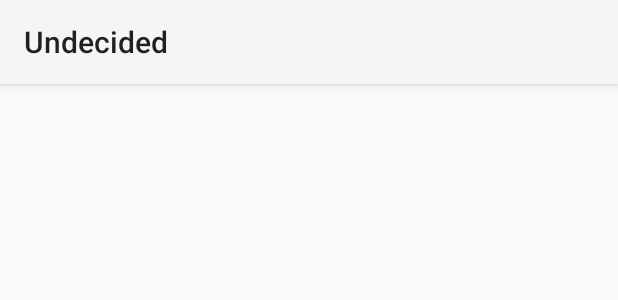
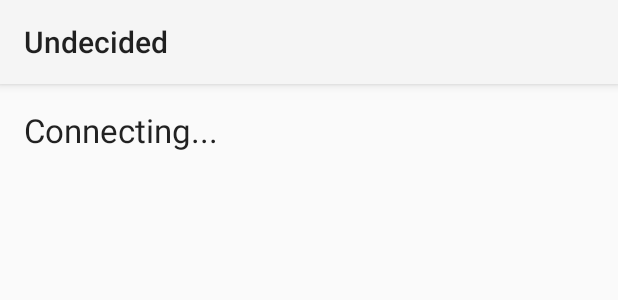
Before and after one commit to TheExerosisGaming/SpartanGame, an Android app: the layout activity_game.xml on its own in the app's theme, with its tools: preview values and no code run, on a phone screen of 412 x 824 dp. Shown: the top 300 px of the screen. Run offline under Robolectric (Android 15) with nearby library versions, the phone set to English and light mode, and no system bars.

Commit message:
Update 3.0.2

```diff
--- a/app/src/main/res/layout/activity_game.xml
+++ b/app/src/main/res/layout/activity_game.xml
@@ -6,4 +6,13 @@
     android:paddingBottom="@dimen/activity_vertical_margin"
     tools:context=".GameActivity"
     android:id="@+id/layout_game">
+
+    <TextView
+        android:layout_width="wrap_content"
+        android:layout_height="wrap_content"
+        android:textAppearance="?android:attr/textAppearanceLarge"
+        android:text="Connecting..."
+        android:id="@+id/textView"
+        android:layout_alignParentTop="true"
+        android:layout_alignParentStart="true" />
 </RelativeLayout>
```
Also changed, not shown: app/src/main/java/me/exerosis/spartangame/util/Redis.java (+15 -5 lines).
